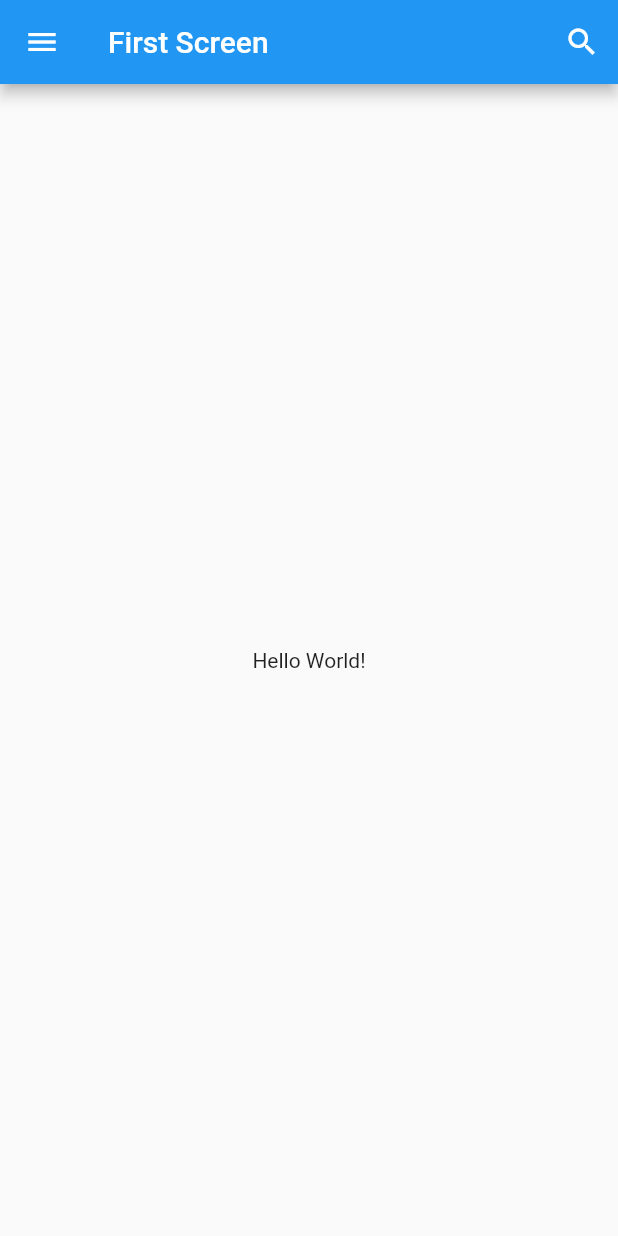
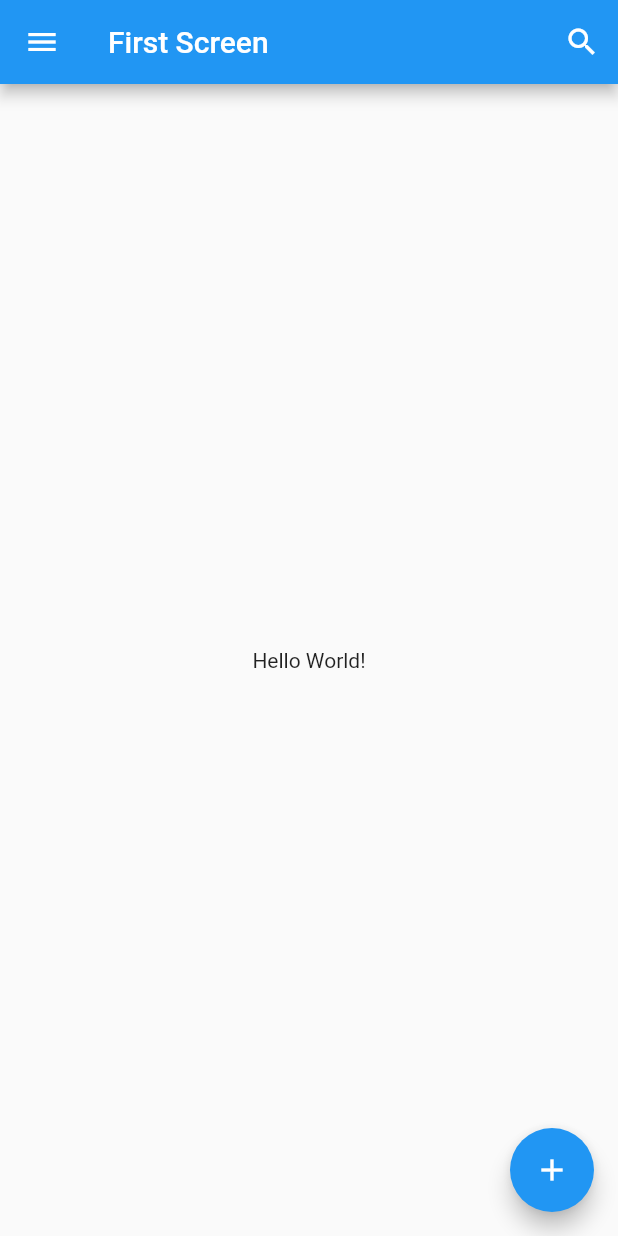
Before and after one commit to akhdanpangestuajiwidodo/GeneralWidgetApp, a Flutter app: the screen it shows after launch, on a phone screen of 412 x 824 dp. Run offline on Flutter 3.47's test engine with Material 2 defaults, Android fonts, the phone set to English and light mode, and no system bars.

Commit message:
Create FloatingButton

```diff
--- a/lib/main.dart
+++ b/lib/main.dart
@@ -51,6 +51,12 @@ class FirstScreen extends StatelessWidget{
       body: Center(
         child: Text("Hello World!"),
       ),
+      floatingActionButton: FloatingActionButton(
+        child: Icon(Icons.add),
+        onPressed: () {
+          //action floating
+        },
+      ),
     );
   }
 }
```
